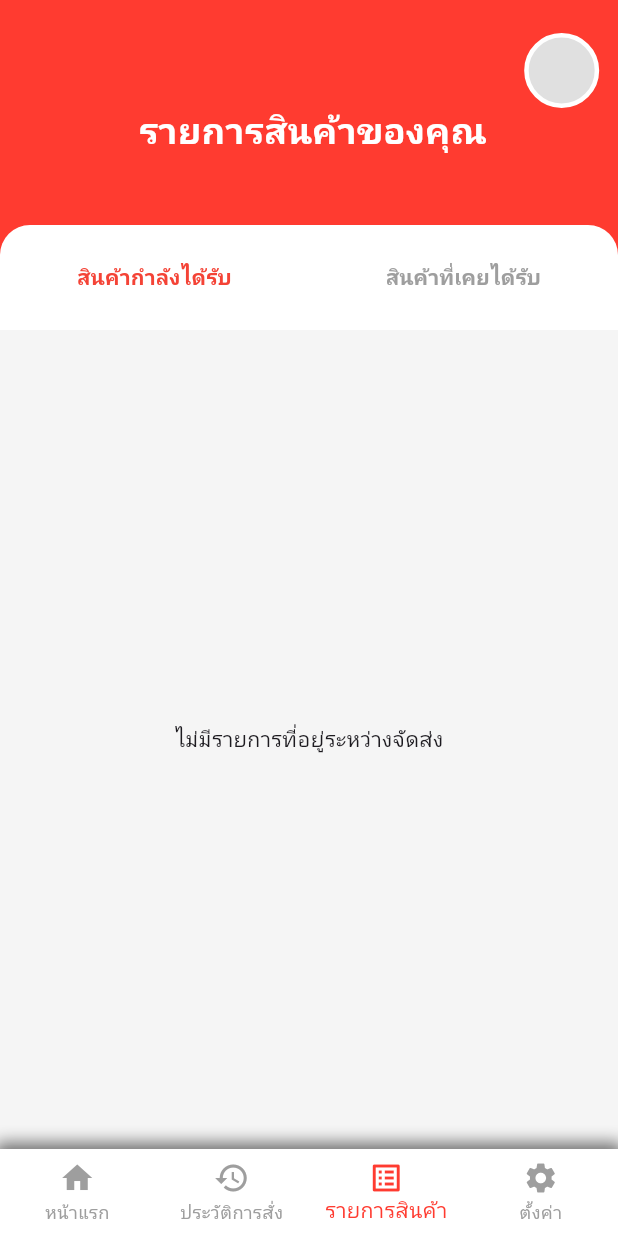
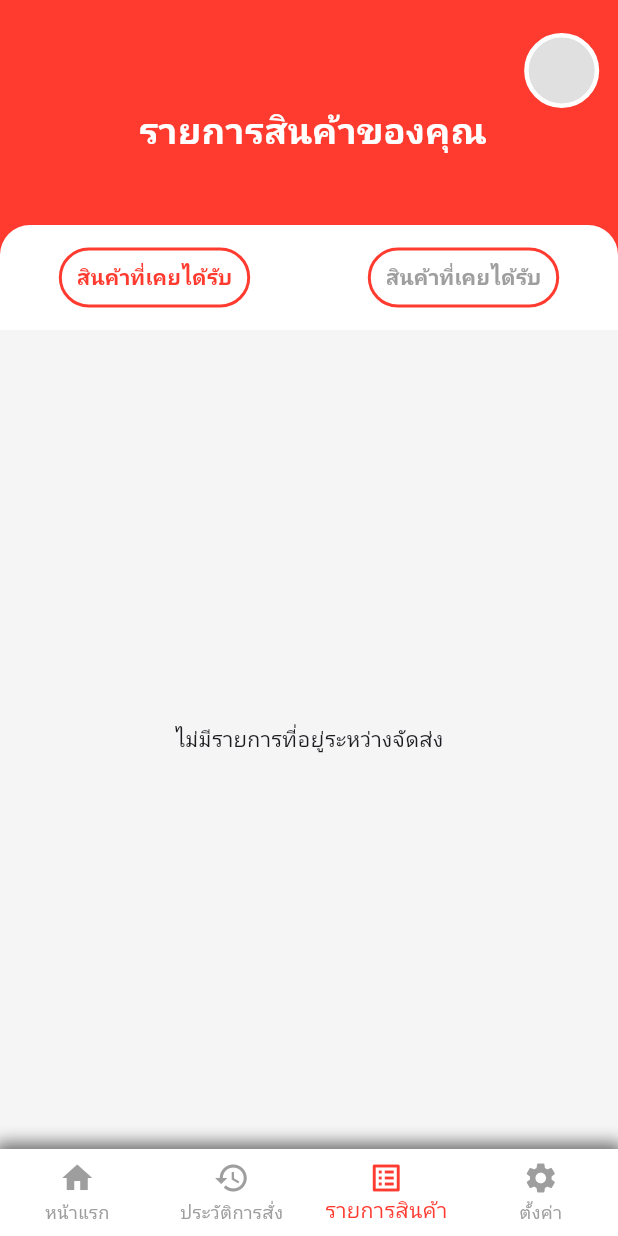
Before and after one commit to dkxvinz/delivrey-project, a Flutter app: the Homepage screen opened directly with empty values, item 3 of the bottom bar chosen, on a phone screen of 412 x 824 dp. Run offline on Flutter 3.47's test engine with Material 3 defaults, Android fonts, the phone set to English and light mode, and no system bars; our stand-ins replace cloud_firestore, firebase_auth, firebase_core, flutter_map, geocoding, geolocator and 4 more; accounts and stored records are empty.

Commit message:
editOrderListPage

```diff
--- a/lib/pages/homepage.dart
+++ b/lib/pages/homepage.dart
@@ -34,10 +34,10 @@ class _HomepageState extends State<Homepage> {
       OrderlistPage(uid: widget.uid,rid: widget.rid,),
       SettingPage(uid: widget.uid, aid: widget.aid),
     ];
-    print('home page');
-    log('uid:${widget.uid}');
-      log('aid:${widget.aid}');
-      log('rid:${widget.rid}');
+    // print('home page');
+    // log('uid:${widget.uid}');
+    //   log('aid:${widget.aid}');
+    //   log('rid:${widget.rid}');
   }
 
   @override
--- a/lib/pages/orderlist.dart
+++ b/lib/pages/orderlist.dart
@@ -67,21 +67,24 @@ class _OrderlistPageState extends State<OrderlistPage> {
                     child: Row(
                       mainAxisAlignment: MainAxisAlignment.spaceAround,
                       children: [
-                        TextButton(
+                          TextButton(
                           onPressed: () {
                             setState(() {
                               _selectedIndex = 0;
                             });
                           },
                           child: Text(
-                            'สินค้ากำลังได้รับ',
+                            'สินค้าที่เคยได้รับ',
                             style: TextStyle(
                               color: _selectedIndex == 0
-                                  ? Colors.red
+                                  ? Color(0xffff3b30)
                                   : Colors.grey,
                               fontWeight: FontWeight.bold,
                             ),
-                          ),
+                          ),style: ButtonStyle(side: WidgetStatePropertyAll(BorderSide(color: Color(0xffff3b30),width: 2)),
+                          foregroundColor:MaterialStateProperty.resolveWith<Color?>(
+                            (states) => states.contains(MaterialState.pressed)? Colors.white:Color(0xffff3b30)
+                          ),backgroundColor:MaterialStateProperty.resolveWith<Color?>((states) =>states.contains(MaterialState.pressed)? Color(0xffff3b30):Colors.white)),
                         ),
                         TextButton(
                           onPressed: () {
@@ -93,17 +96,25 @@ class _OrderlistPageState extends State<OrderlistPage> {
                             'สินค้าที่เคยได้รับ',
                             style: TextStyle(
                               color: _selectedIndex == 1
-                                  ? Colors.red
+                                  ? Color(0xffff3b30)
                                   : Colors.grey,
                               fontWeight: FontWeight.bold,
                             ),
-                          ),
+                          ),style: ButtonStyle(side: WidgetStatePropertyAll(BorderSide(color: Color(0xffff3b30),width: 2)),
+                          foregroundColor:MaterialStateProperty.resolveWith<Color?>(
+                            (states) => states.contains(MaterialState.pressed)? Colors.white:Color(0xffff3b30)
+                          ),backgroundColor:MaterialStateProperty.resolveWith<Color?>((states) =>states.contains(MaterialState.pressed)? Color(0xffff3b30):Colors.white)),
                         ),
                       ],
                     ),
                   ),
+                 Expanded(
+                child: Container(
+                  margin: const EdgeInsets.only(bottom: 0), // ขยับขึ้น
+                  child: _pages[_selectedIndex],
+                ),
+              ),
 
-                  Expanded(child: _pages[_selectedIndex]),
                 ],
               ),
             ),
@@ -243,13 +254,16 @@ class ProductHistoryCard extends StatelessWidget {
             Text("เบอร์โทร: $riderPhone"),
             const Divider(),
             Row(
-              mainAxisAlignment: MainAxisAlignment.spaceAround,
+              mainAxisAlignment: MainAxisAlignment.spaceBetween,
               children: [
+
                 Text(
                   "สถานะ: $status",
                   style: const TextStyle(color: Colors.green),
                 ),
-                TextButton(
+
+                if(status != 'ไรเดอร์นำส่งสินค้าแล้ว')...[
+                    TextButton(
                   onPressed: () {
                     Get.to(() => ReceivingStatus());
                   },
@@ -270,6 +284,7 @@ class ProductHistoryCard extends StatelessWidget {
                     ),
                   ),
                 ),
+                ]
               ],
             ),
           ],
--- a/lib/pages/setting.dart
+++ b/lib/pages/setting.dart
@@ -23,7 +23,6 @@ class _SettingPageState extends State<SettingPage> {
   String? _profileImageUrl;
   bool _isLoading = true;
 
-  var aid;
   @override
   void initState() {
     super.initState();
@@ -259,9 +258,14 @@ class _SettingPageState extends State<SettingPage> {
       ),
       trailing:
           textColor == Colors.red ? null : const Icon(Icons.arrow_forward_ios, size: 16),
-      onTap: onTap,
-    );
-  }
+          onTap: () {
+      WidgetsBinding.instance.addPostFrameCallback((_) {
+        onTap(); // เรียกหลัง frame ปัจจุบัน เพื่อหลีกเลี่ยง context error
+      });
+    },
+  );
+}
+}
 
-}
+
 //
```
